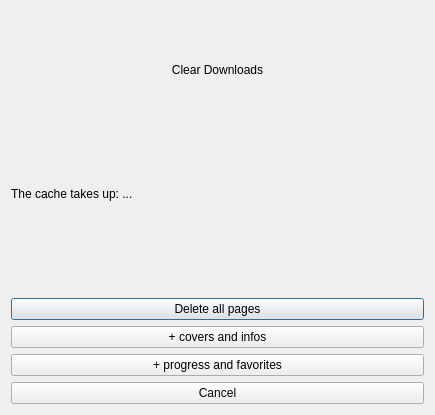
Old version of the form widgets/clearcachedialog.ui in the repository Rain92/UltimateMangaReader.
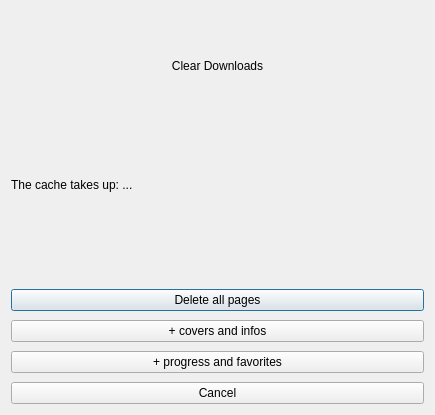
New version of the form.

Commit message: Adjust layout

Patch:
```diff
--- a/widgets/clearcachedialog.ui
+++ b/widgets/clearcachedialog.ui
@@ -20,6 +20,9 @@
    <string>Dialog</string>
   </property>
   <layout class="QVBoxLayout" name="verticalLayout">
+   <property name="spacing">
+    <number>9</number>
+   </property>
    <item>
     <widget class="QLabel" name="labelTitle">
      <property name="text">
```
The commit also changes 5 other files.
